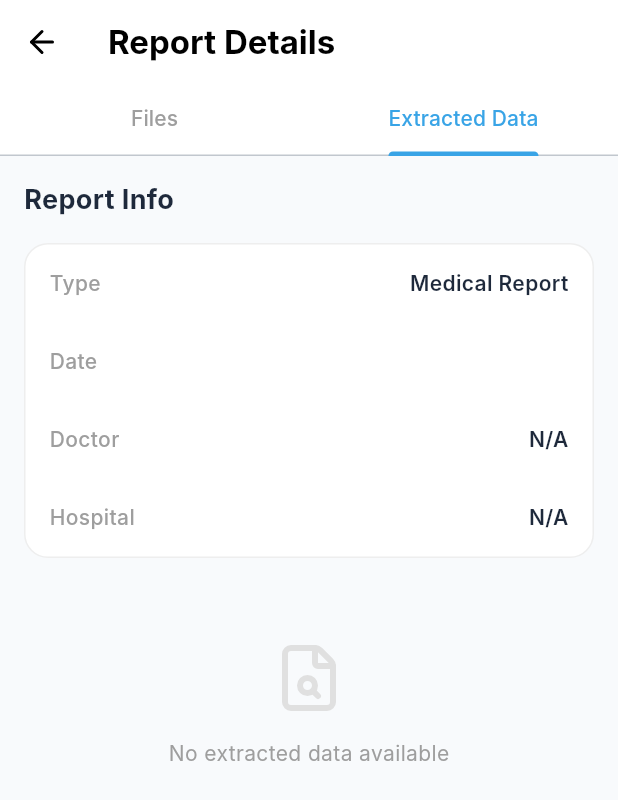
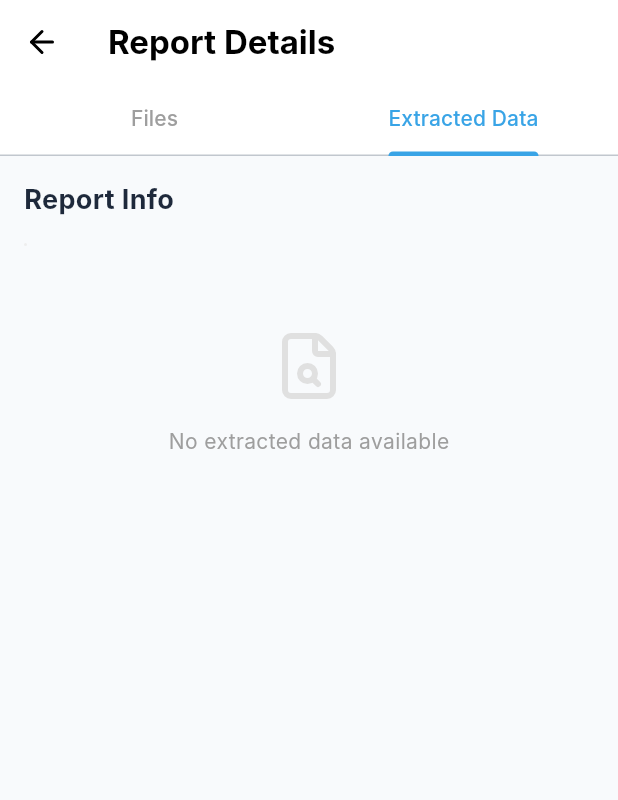
Before and after one commit to lamaRimawi/med_frontend, a Flutter app: the _ModernReportViewer screen opened directly with empty values, tab 2 chosen, on a phone screen of 412 x 824 dp. Shown: the top 800 px of the screen. Run offline on Flutter 3.47's test engine with Material 3 defaults, Android fonts, the phone set to English and light mode, and no system bars; drawn by our look-alikes of toastification; our stand-ins replace camera, file_picker, flutter_animate, google_fonts, image_picker, local_auth and 7 more; missing offline and left inert: cunning_document_scanner, flutter_facebook_auth, flutter_toast_notification, gal, syncfusion_flutter_pdfviewer; accounts and stored records are empty; Roboto replaces fonts that are missing (Inter).

Commit message:
feat: Enhance report viewer with improved field value handling and formatting

```diff
--- a/lib/screens/reports_screen.dart
+++ b/lib/screens/reports_screen.dart
@@ -1171,8 +1171,6 @@ class _ModernReportViewerState extends State<_ModernReportViewer>
     }
   }
 
-
-
   @override
   void dispose() {
     _tabController.dispose();
@@ -1279,20 +1277,85 @@ class _ModernReportViewerState extends State<_ModernReportViewer>
     }
   }
 
-  String _getFieldValue(String key) {
+  String? _getFieldValue(String key) {
+    // Try to find in fields
+    try {
       final field = widget.report.fields.firstWhere(
         (f) => f.fieldName.toLowerCase().contains(key.toLowerCase()),
         orElse: () =>
             ReportField(id: 0, fieldName: '', fieldValue: '', createdAt: ''),
       );
-    if (field.fieldName.isNotEmpty) return field.fieldValue;
-
+      if (field.fieldName.isNotEmpty &&
+          field.fieldValue.toLowerCase() != 'n/a' &&
+          field.fieldValue.toLowerCase() != 'null' &&
+          field.fieldValue.trim().isNotEmpty) {
+        return field.fieldValue;
+      }
+    } catch (_) {}
+
+    // Try to find in additional fields
+    try {
       final addField = widget.report.additionalFields.firstWhere(
         (f) => f.fieldName.toLowerCase().contains(key.toLowerCase()),
         orElse: () =>
             AdditionalField(id: 0, fieldName: '', fieldValue: '', category: ''),
       );
-    return addField.fieldName.isNotEmpty ? addField.fieldValue : 'N/A';
+      if (addField.fieldName.isNotEmpty &&
+          addField.fieldValue.toLowerCase() != 'n/a' &&
+          addField.fieldValue.toLowerCase() != 'null' &&
+          addField.fieldValue.trim().isNotEmpty) {
+        return addField.fieldValue;
+      }
+    } catch (_) {}
+
+    return null;
+  }
+
+  String? _getSmartReportType() {
+    // List of keys to look for in priority order
+    final keys = [
+      'report type',
+      'test name',
+      'study',
+      'examination',
+      'investigation',
+      'diagnosis',
+      'title',
+    ];
+
+    for (final key in keys) {
+      final val = _getFieldValue(key);
+      if (val != null) return val;
+    }
+
+    return null;
+  }
+
+  String _formatFieldName(String name) {
+    if (name.isEmpty) return name;
+    // Split by underscore or space
+    final words = name.replaceAll('_', ' ').split(' ');
+    return words
+        .map((word) {
+          if (word.isEmpty) return '';
+          // Handle special cases like WBC, RBC, MCV, etc.
+          final upperWord = word.toUpperCase();
+          if ([
+            'WBC',
+            'RBC',
+            'MCV',
+            'MCH',
+            'MCHC',
+            'HGB',
+            'HCT',
+            'BMI',
+            'BP',
+          ].contains(upperWord)) {
+            return upperWord;
+          }
+          return word[0].toUpperCase() + word.substring(1).toLowerCase();
+        })
+        .join(' ');
   }
 
   @override
@@ -1305,7 +1368,8 @@ class _ModernReportViewerState extends State<_ModernReportViewer>
           (f) =>
               f.fieldValue.trim().isNotEmpty &&
               f.fieldValue.toLowerCase() != 'n/a' &&
-              f.fieldValue.toLowerCase() != 'null',
+              f.fieldValue.toLowerCase() != 'null' &&
+              f.fieldValue.toLowerCase() != 'none',
         )
         .toList();
 
@@ -1370,13 +1434,7 @@ class _ModernReportViewerState extends State<_ModernReportViewer>
             padding: const EdgeInsets.all(16),
             children: [
               _buildSection(context, 'Report Info', [
-                _buildInfoTile(
-                  context,
-                  'Type',
-                  _getFieldValue('type') == 'N/A'
-                      ? 'Medical Report'
-                      : _getFieldValue('type'),
-                ),
+                _buildInfoTile(context, 'Type', _getSmartReportType()),
                 _buildInfoTile(context, 'Date', widget.report.reportDate),
                 _buildInfoTile(context, 'Doctor', _getFieldValue('doctor')),
                 _buildInfoTile(context, 'Hospital', _getFieldValue('hospital')),
@@ -1556,6 +1614,13 @@ class _ModernReportViewerState extends State<_ModernReportViewer>
             border: Border.all(
               color: isDark ? const Color(0xFF334155) : Colors.grey[200]!,
             ),
+            boxShadow: [
+              BoxShadow(
+                color: Colors.black.withOpacity(0.05),
+                blurRadius: 10,
+                offset: const Offset(0, 4),
+              ),
+            ],
           ),
           child: Column(children: children),
         ),
@@ -1563,7 +1628,14 @@ class _ModernReportViewerState extends State<_ModernReportViewer>
     );
   }
 
-  Widget _buildInfoTile(BuildContext context, String label, String value) {
+  Widget _buildInfoTile(BuildContext context, String label, String? value) {
+    if (value == null ||
+        value.isEmpty ||
+        value.toLowerCase() == 'n/a' ||
+        value.toLowerCase() == 'null') {
+      return const SizedBox.shrink();
+    }
+
     final isDark = Theme.of(context).brightness == Brightness.dark;
     return Padding(
       padding: const EdgeInsets.all(16),
@@ -1577,13 +1649,16 @@ class _ModernReportViewerState extends State<_ModernReportViewer>
               fontWeight: FontWeight.w500,
             ),
           ),
-          Text(
+          Flexible(
+            child: Text(
               value,
+              textAlign: TextAlign.end,
               style: TextStyle(
                 color: isDark ? Colors.white : const Color(0xFF1E293B),
                 fontWeight: FontWeight.w600,
               ),
             ),
+          ),
         ],
       ),
     );
@@ -1591,6 +1666,8 @@ class _ModernReportViewerState extends State<_ModernReportViewer>
 
   Widget _buildFieldTile(BuildContext context, ReportField field) {
     final isDark = Theme.of(context).brightness == Brightness.dark;
+    final formattedName = _formatFieldName(field.fieldName);
+
     return Container(
       padding: const EdgeInsets.all(16),
       decoration: BoxDecoration(
@@ -1601,26 +1678,46 @@ class _ModernReportViewerState extends State<_ModernReportViewer>
         ),
       ),
       child: Row(
+        crossAxisAlignment: CrossAxisAlignment.start,
         children: [
           Expanded(
             child: Column(
               crossAxisAlignment: CrossAxisAlignment.start,
               children: [
                 Text(
-                  field.fieldName,
+                  formattedName,
                   style: TextStyle(
                     color: isDark ? Colors.grey[400] : Colors.grey[600],
                     fontSize: 14,
-                  ),
-                ),
-                const SizedBox(height: 4),
+                    fontWeight: FontWeight.w500,
+                  ),
+                ),
+                const SizedBox(height: 8),
+                Row(
+                  crossAxisAlignment: CrossAxisAlignment.baseline,
+                  textBaseline: TextBaseline.alphabetic,
+                  children: [
                     Text(
                       field.fieldValue,
                       style: TextStyle(
                         color: isDark ? Colors.white : const Color(0xFF1E293B),
-                    fontSize: 16,
-                    fontWeight: FontWeight.w600,
-                  ),
+                        fontSize: 20,
+                        fontWeight: FontWeight.bold,
+                      ),
+                    ),
+                    if (field.fieldUnit != null &&
+                        field.fieldUnit!.isNotEmpty) ...[
+                      const SizedBox(width: 4),
+                      Text(
+                        field.fieldUnit!,
+                        style: TextStyle(
+                          color: isDark ? Colors.grey[500] : Colors.grey[400],
+                          fontSize: 14,
+                          fontWeight: FontWeight.w500,
+                        ),
+                      ),
+                    ],
+                  ],
                 ),
               ],
             ),
@@ -1630,14 +1727,33 @@ class _ModernReportViewerState extends State<_ModernReportViewer>
               padding: const EdgeInsets.symmetric(horizontal: 12, vertical: 6),
               decoration: BoxDecoration(
                 color: field.isNormal!
-                    ? Colors.green.withOpacity(0.1)
-                    : Colors.red.withOpacity(0.1),
+                    ? (isDark
+                          ? const Color(0xFF064E3B)
+                          : const Color(0xFFDCFCE7))
+                    : (isDark
+                          ? const Color(0xFF7F1D1D)
+                          : const Color(0xFFFEE2E2)),
                 borderRadius: BorderRadius.circular(20),
+                border: Border.all(
+                  color: field.isNormal!
+                      ? (isDark
+                            ? const Color(0xFF059669)
+                            : const Color(0xFF86EFAC))
+                      : (isDark
+                            ? const Color(0xFFDC2626)
+                            : const Color(0xFFFCA5A5)),
+                ),
               ),
               child: Text(
                 field.isNormal! ? 'Normal' : 'Abnormal',
                 style: TextStyle(
-                  color: field.isNormal! ? Colors.green : Colors.red,
+                  color: field.isNormal!
+                      ? (isDark
+                            ? const Color(0xFF34D399)
+                            : const Color(0xFF166534))
+                      : (isDark
+                            ? const Color(0xFFF87171)
+                            : const Color(0xFF991B1B)),
                   fontSize: 12,
                   fontWeight: FontWeight.w600,
                 ),
```
Lines whose indentation alone changed are shown as unchanged.
